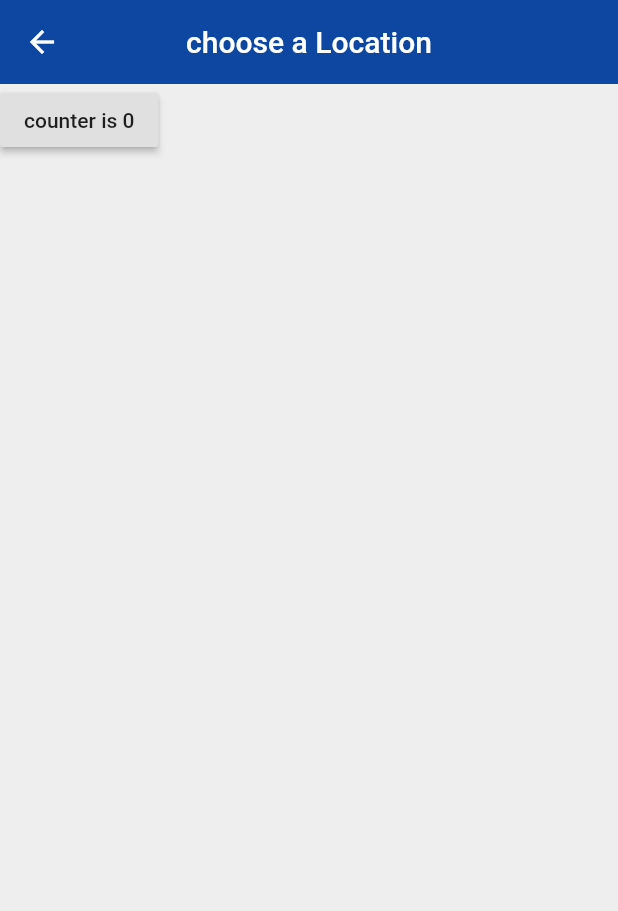
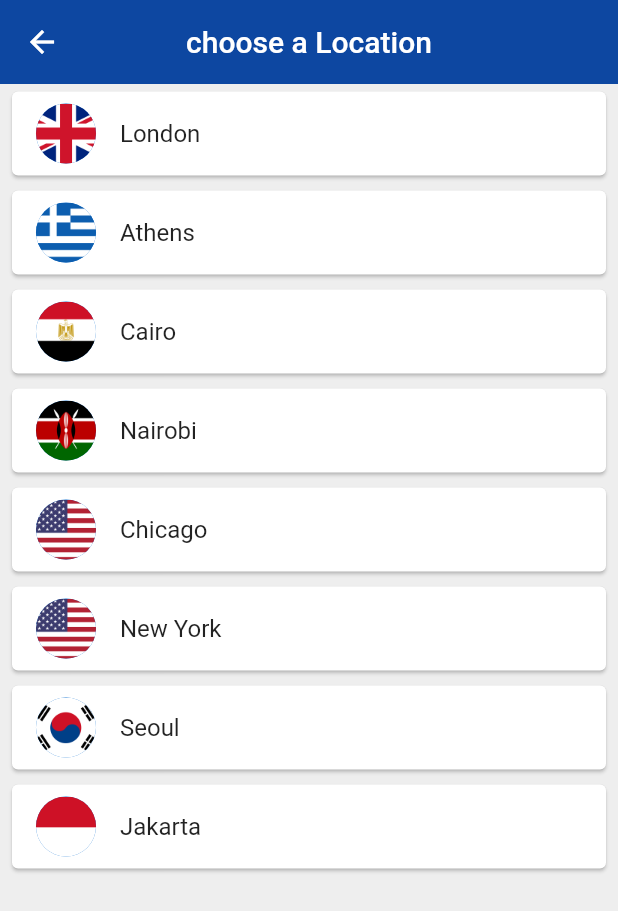
Before and after one commit to Asmaathabet/World-Time-App, a Flutter app: the ChooseLocation screen opened by its route, on a phone screen of 412 x 824 dp. Shown: the top 911 px of the screen. Run offline on Flutter 3.47's test engine with Material 2 defaults, Android fonts, the phone set to English and light mode, and no system bars; our stand-ins replace flutter_spinkit; network calls fail.

Commit message:
display countries lists & add its flags

```diff
--- a/lib/pages/choose_location.dart
+++ b/lib/pages/choose_location.dart
@@ -1,4 +1,5 @@
 import 'package:flutter/material.dart';
+import 'package:world_time/services/world_time.dart';
 
 class ChooseLocation extends StatefulWidget {
   @override
@@ -6,7 +7,18 @@ class ChooseLocation extends StatefulWidget {
 }
 
 class _ChooseLocationState extends State<ChooseLocation> {
-  int counter = 0;
+
+  List<WorldTime> locations = [
+    WorldTime(url: 'Europe/London', location: 'London', flag: 'uk.png'),
+    WorldTime(url: 'Europe/Berlin', location: 'Athens', flag: 'greece.png'),
+    WorldTime(url: 'Africa/Cairo', location: 'Cairo', flag: 'egypt.png'),
+    WorldTime(url: 'Africa/Nairobi', location: 'Nairobi', flag: 'kenya.png'),
+    WorldTime(url: 'America/Chicago', location: 'Chicago', flag: 'usa.png'),
+    WorldTime(url: 'America/New_York', location: 'New York', flag: 'usa.png'),
+    WorldTime(url: 'Asia/Seoul', location: 'Seoul', flag: 'south_korea.png'),
+    WorldTime(url: 'Asia/Jakarta', location: 'Jakarta', flag: 'indonesia.png'),
+  ];
+
   @override
   Widget build(BuildContext context) {
     print('build function ran');
@@ -18,14 +30,25 @@ class _ChooseLocationState extends State<ChooseLocation> {
         title: Text('choose a Location'),
         elevation: 0,
       ),
-      body: RaisedButton(
-        onPressed: (){
-          setState(() {
-            counter += 1;
-          });
+      body: ListView.builder(
+        itemCount: locations.length,
+        itemBuilder: (context,index){
+          return Padding(
+            padding: const EdgeInsets.symmetric(vertical: 1.0, horizontal: 4.0),
+            child: Card(
+              child: ListTile(
+                onTap: (){
+                  print(locations[index].location);
+                },
+                title: Text(locations[index].location),
+                leading: CircleAvatar(
+                  backgroundImage: AssetImage('assets/${locations[index].flag}'),
+                ),
+              ),
+            ),
+          );
         },
-        child: Text('counter is $counter'),
-      ),
+      )
     );
   }
 }
```
Also changed, not shown: assets/egypt.png (added), assets/germany.png (added), assets/greece.png (added), assets/indonesia.png (added), assets/kenya.png (added), assets/south_korea.png (added), assets/uk.png (added), assets/usa.png (added).
